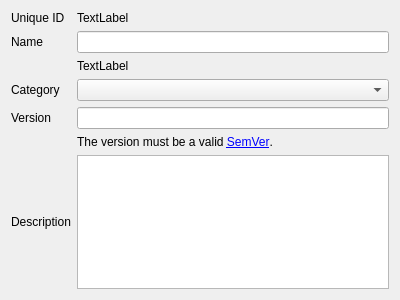
Qt form src/ui/skeletons/form_mod_metadata.ui (132nd-etcher/EASI) before a commit.
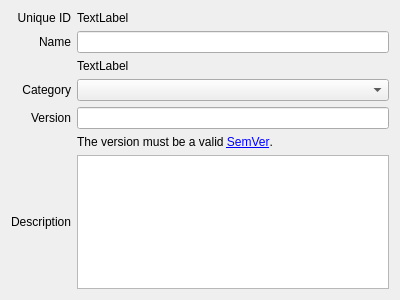
The same form after that commit.

Commit message: made mod_metadata form modal

```diff
--- a/src/ui/skeletons/form_mod_metadata.ui
+++ b/src/ui/skeletons/form_mod_metadata.ui
@@ -33,6 +33,9 @@
      <property name="text">
       <string>Unique ID</string>
      </property>
+     <property name="alignment">
+      <set>Qt::AlignRight|Qt::AlignTrailing|Qt::AlignVCenter</set>
+     </property>
     </widget>
    </item>
    <item row="3" column="0">
@@ -40,6 +43,9 @@
      <property name="text">
       <string>Category</string>
      </property>
+     <property name="alignment">
+      <set>Qt::AlignRight|Qt::AlignTrailing|Qt::AlignVCenter</set>
+     </property>
     </widget>
    </item>
    <item row="3" column="1">
@@ -50,6 +56,9 @@
      <property name="text">
       <string>Description</string>
      </property>
+     <property name="alignment">
+      <set>Qt::AlignRight|Qt::AlignTrailing|Qt::AlignVCenter</set>
+     </property>
     </widget>
    </item>
    <item row="1" column="1">
@@ -67,6 +76,9 @@
      <property name="text">
       <string>Name</string>
      </property>
+     <property name="alignment">
+      <set>Qt::AlignRight|Qt::AlignTrailing|Qt::AlignVCenter</set>
+     </property>
     </widget>
    </item>
    <item row="4" column="0">
@@ -74,6 +86,9 @@
      <property name="text">
       <string>Version</string>
      </property>
+     <property name="alignment">
+      <set>Qt::AlignRight|Qt::AlignTrailing|Qt::AlignVCenter</set>
+     </property>
     </widget>
    </item>
    <item row="4" column="1">
```
Left out of the diff: 3 changed lines with no effect on the pictures. The commit also changes 1 other file.
